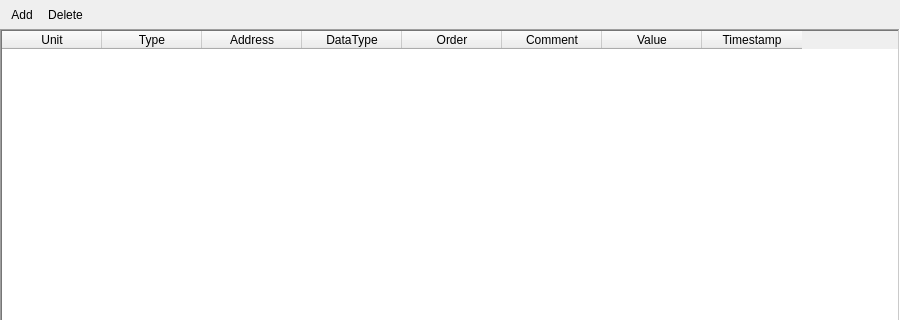
sanny32/OpenModSim, file src/formregistermapview.ui: the form before one commit; both pictures show x 0 to 900 and y 0 to 320 of the 900 by 480 pixel window.
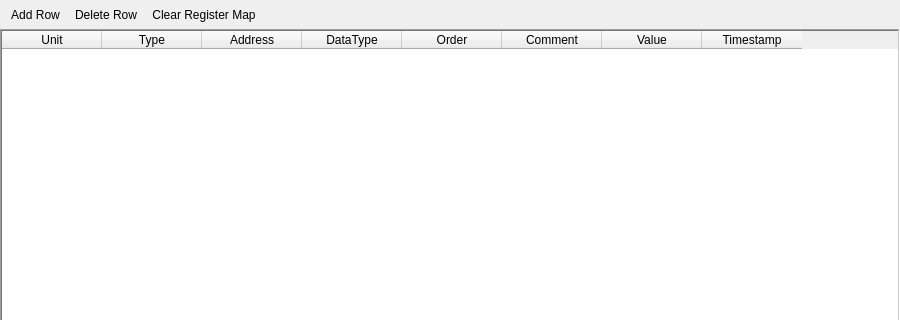
The form after the commit. Icons and pictures are not drawn.

Patch:
```diff
--- a/src/formregistermapview.ui
+++ b/src/formregistermapview.ui
@@ -39,6 +39,7 @@
      </property>
      <addaction name="actionAdd"/>
      <addaction name="actionDelete"/>
+     <addaction name="actionClear"/>
     </widget>
    </item>
    <item>
@@ -104,7 +105,7 @@
      <normaloff>:/res/icon-add.png</normaloff>:/res/icon-add.png</iconset>
    </property>
    <property name="text">
-    <string>Add</string>
+    <string>Add Row</string>
    </property>
   </action>
   <action name="actionDelete">
@@ -113,7 +114,7 @@
      <normaloff>:/res/icon-remove.png</normaloff>:/res/icon-remove.png</iconset>
    </property>
    <property name="text">
-    <string>Delete</string>
+    <string>Delete Row</string>
    </property>
   </action>
   <action name="actionClear">
```
